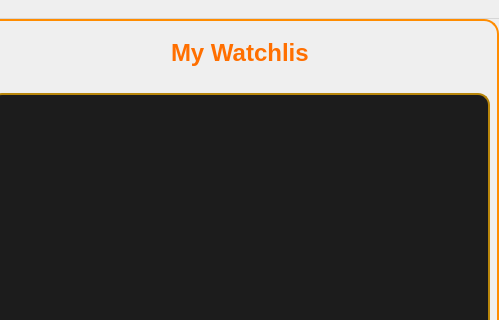
The window that watchlist.ui (ImRIzo/Watchlist) describes before a commit, drawn with Qt 5; both pictures show x 525 to 1024 and y 0 to 320 of the 1024 by 700 pixel window.
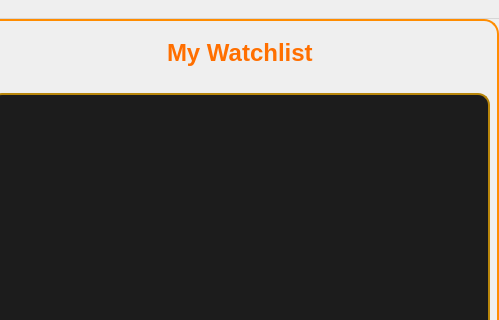
The same window after the commit. Icons and pictures are not drawn.

```diff
--- a/watchlist.ui
+++ b/watchlist.ui
@@ -233,7 +233,7 @@
 </string>
             </property>
             <property name="text">
-             <string>My Watchlis</string>
+             <string>My Watchlist</string>
             </property>
            </widget>
           </item>
```
Left out of the diff: 12 changed lines with no effect on the pictures.
